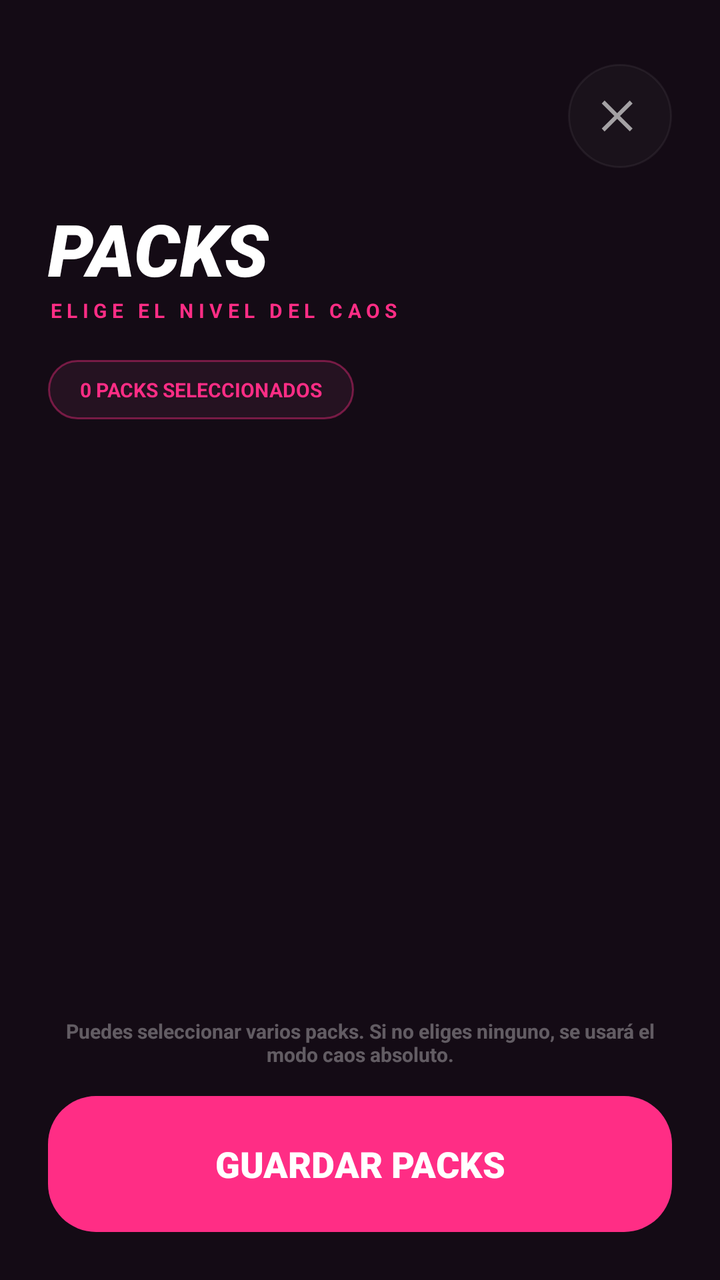
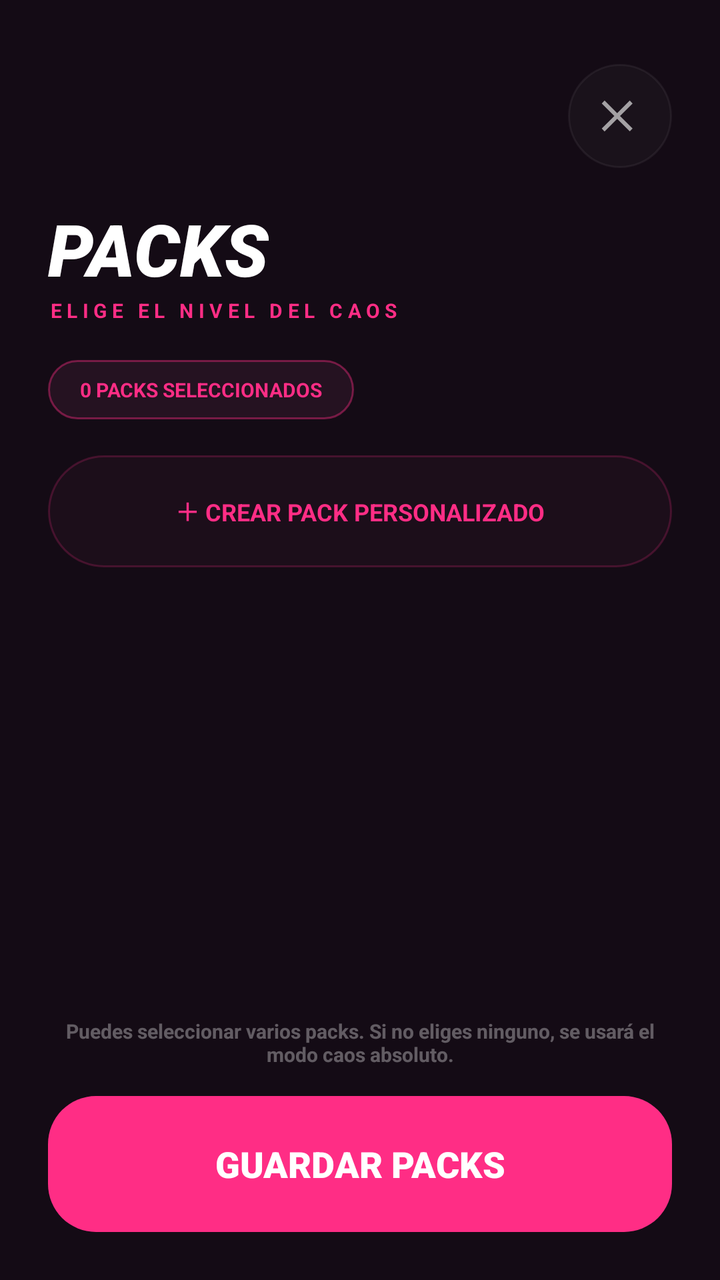

The first picture is an Android layout as it rendered before a commit; the second is the same layout after the commit. The layout source and the unified diff follow.
<!-- AndroidManifest.xml: application theme Theme.TragoMaestro -->
<!-- res/layout/fragment_question_packs.xml -->
<?xml version="1.0" encoding="utf-8"?>
<layout xmlns:android="http://schemas.android.com/apk/res/android"
    xmlns:app="http://schemas.android.com/apk/res-auto">

    <RelativeLayout
        android:layout_width="match_parent"
        android:layout_height="match_parent"
        android:background="@color/tm_background"
        android:paddingStart="24dp"
        android:paddingTop="32dp"
        android:paddingEnd="24dp"
        android:paddingBottom="24dp">

        <ImageButton
            android:id="@+id/btnClosePacks"
            android:layout_width="52dp"
            android:layout_height="52dp"
            android:layout_alignParentTop="true"
            android:layout_alignParentEnd="true"
            android:alpha="0.6"
            android:background="@drawable/bg_home_social_circle"
            android:contentDescription="@string/cd_close"
            android:padding="14dp"
            android:src="@drawable/ic_close"
            app:tint="@android:color/white" />

        <LinearLayout
            android:id="@+id/packsHeader"
            android:layout_width="match_parent"
            android:layout_height="wrap_content"
            android:layout_marginTop="68dp"
            android:orientation="vertical">

            <TextView
                android:layout_width="wrap_content"
                android:layout_height="wrap_content"
                android:text="PACKS"
                android:textAllCaps="true"
                android:textColor="@android:color/white"
                android:textSize="36sp"
                android:textStyle="bold|italic"
                android:fontFamily="sans-serif-black" />

            <TextView
                android:layout_width="wrap_content"
                android:layout_height="wrap_content"
                android:letterSpacing="0.25"
                android:text="@string/packs_subtitle"
                android:textAllCaps="true"
                android:textColor="@color/tm_pink"
                android:textSize="10sp"
                android:textStyle="bold" />

            <TextView
                android:id="@+id/tvSelectedPacksCount"
                android:layout_width="wrap_content"
                android:layout_height="wrap_content"
                android:layout_marginTop="18dp"
                android:background="@drawable/bg_game_player_badge"
                android:paddingStart="16dp"
                android:paddingTop="8dp"
                android:paddingEnd="16dp"
                android:paddingBottom="8dp"
                android:text="@string/packs_selected_count_zero"
                android:textColor="@color/tm_pink"
                android:textSize="10sp"
                android:textStyle="bold" />
        </LinearLayout>

        <androidx.recyclerview.widget.RecyclerView
            android:id="@+id/rvQuestionPacks"
            android:layout_width="match_parent"
            android:layout_height="0dp"
            android:layout_below="@id/packsHeader"
            android:layout_above="@id/tvPacksHint"
            android:layout_marginTop="28dp"
            android:clipToPadding="false"
            android:paddingBottom="16dp" />

        <TextView
            android:id="@+id/tvPacksHint"
            android:layout_width="match_parent"
            android:layout_height="wrap_content"
            android:layout_above="@id/btnSavePacks"
            android:layout_marginBottom="14dp"
            android:gravity="center"
            android:text="@string/packs_description"
            android:textColor="#55FFFFFF"
            android:textSize="10sp"
            android:textStyle="bold" />

        <TextView
            android:id="@+id/btnSavePacks"
            android:layout_width="match_parent"
            android:layout_height="68dp"
            android:layout_alignParentBottom="true"
            android:background="@drawable/bg_game_confirm_button"
            android:clickable="true"
            android:focusable="true"
            android:foreground="?attr/selectableItemBackground"
            android:gravity="center"
            android:text="@string/packs_save_button"
            android:textAllCaps="true"
            android:textColor="@android:color/white"
            android:textSize="18sp"
            android:textStyle="bold"
            android:fontFamily="sans-serif-black" />

    </RelativeLayout>
</layout>
<!-- resources referenced by this layout -->
<resources>
  <color name="tm_background">#140B15</color>
  <color name="tm_pink">#FF2D85</color>
  <!-- drawable bg_game_confirm_button (drawable) -->
  <?xml version="1.0" encoding="utf-8"?>
  <shape xmlns:android="http://schemas.android.com/apk/res/android">
      <solid android:color="@color/tm_pink" />
      <corners android:radius="24dp" />
  </shape>
  <!-- drawable bg_game_player_badge (drawable) -->
  <?xml version="1.0" encoding="utf-8"?>
  <shape xmlns:android="http://schemas.android.com/apk/res/android">
      <solid android:color="#251221" />
      <corners android:radius="999dp" />
      <stroke
          android:width="1dp"
          android:color="#66FF2D85" />
  </shape>
  <!-- drawable bg_home_social_circle (drawable) -->
  <?xml version="1.0" encoding="utf-8"?>
  <ripple xmlns:android="http://schemas.android.com/apk/res/android"
      android:color="#22FFFFFF">
      <item>
          <shape android:shape="oval">
              <solid android:color="#0DFFFFFF" />
              <stroke
                  android:width="1dp"
                  android:color="#1AFFFFFF" />
          </shape>
      </item>
  </ripple>
  <!-- drawable ic_close (drawable) -->
  <vector xmlns:android="http://schemas.android.com/apk/res/android"
      android:width="24dp"
      android:height="24dp"
      android:viewportWidth="24"
      android:viewportHeight="24">
      <path
          android:fillColor="#FFFFFFFF"
          android:pathData="M18.3,5.71 12,12l6.3,6.29 -1.41,1.41L10.59,13.41 4.29,19.71 2.88,18.29 9.17,12 2.88,5.71 4.29,4.29 10.59,10.59 16.88,4.29z" />
  </vector>
  <string name="cd_close">Cerrar</string>
  <string name="packs_description">Puedes seleccionar varios packs. Si no eliges ninguno, se usará el modo caos absoluto.</string>
  <string name="packs_save_button">GUARDAR PACKS</string>
  <string name="packs_selected_count_zero">0 PACKS SELECCIONADOS</string>
  <string name="packs_subtitle">ELIGE EL NIVEL DEL CAOS</string>
  <style name="Theme.TragoMaestro" parent="Theme.MaterialComponents.DayNight.NoActionBar">
          <item name="colorPrimary">@color/tm_pink</item>
          <item name="colorPrimaryVariant">@color/tm_background</item>
          <item name="colorOnPrimary">@android:color/white</item>
  
          <item name="colorSecondary">@color/tm_pink</item>
          <item name="colorSecondaryVariant">@color/tm_pink</item>
          <item name="colorOnSecondary">@android:color/white</item>
  
          <item name="android:statusBarColor">@android:color/transparent</item>
          <item name="android:navigationBarColor">@color/tm_background</item>
      </style>
</resources>

<!-- the commit's change to res/layout/fragment_question_packs.xml (unified diff, before → after) -->
@@ -34,7 +34,7 @@
             <TextView
                 android:layout_width="wrap_content"
                 android:layout_height="wrap_content"
-                android:text="PACKS"
+                android:text="@string/packs_title"
                 android:textAllCaps="true"
                 android:textColor="@android:color/white"
                 android:textSize="36sp"
@@ -61,19 +61,36 @@
                 android:paddingTop="8dp"
                 android:paddingEnd="16dp"
                 android:paddingBottom="8dp"
-                android:text="@string/packs_selected_count_zero"
+                android:text="@string/packs_selected_count_placeholder"
                 android:textColor="@color/tm_pink"
                 android:textSize="10sp"
                 android:textStyle="bold" />
         </LinearLayout>
 
+        <TextView
+            android:id="@+id/btnCreateCustomPack"
+            android:layout_width="match_parent"
+            android:layout_height="56dp"
+            android:layout_below="@id/packsHeader"
+            android:layout_marginTop="18dp"
+            android:background="@drawable/bg_players_pack_button"
+            android:clickable="true"
+            android:focusable="true"
+            android:foreground="?attr/selectableItemBackground"
+            android:gravity="center"
+            android:text="@string/packs_create_custom"
+            android:textAllCaps="true"
+            android:textColor="@color/tm_pink"
+            android:textSize="12sp"
+            android:textStyle="bold" />
+
         <androidx.recyclerview.widget.RecyclerView
             android:id="@+id/rvQuestionPacks"
             android:layout_width="match_parent"
             android:layout_height="0dp"
-            android:layout_below="@id/packsHeader"
+            android:layout_below="@id/btnCreateCustomPack"
             android:layout_above="@id/tvPacksHint"
-            android:layout_marginTop="28dp"
+            android:layout_marginTop="22dp"
             android:clipToPadding="false"
             android:paddingBottom="16dp" />
 
@@ -84,7 +101,7 @@
             android:layout_above="@id/btnSavePacks"
             android:layout_marginBottom="14dp"
             android:gravity="center"
-            android:text="@string/packs_description"
+            android:text="@string/packs_hint"
             android:textColor="#55FFFFFF"
             android:textSize="10sp"
             android:textStyle="bold" />
@@ -99,7 +116,7 @@
             android:focusable="true"
             android:foreground="?attr/selectableItemBackground"
             android:gravity="center"
-            android:text="@string/packs_save_button"
+            android:text="@string/packs_save"
             android:textAllCaps="true"
             android:textColor="@android:color/white"
             android:textSize="18sp"
<!-- resource entries referenced after the edit -->
@@ -30,6 +30,15 @@
           </shape>
       </item>
   </ripple>
+  <!-- drawable bg_players_pack_button (drawable) -->
+  <?xml version="1.0" encoding="utf-8"?>
+  <shape xmlns:android="http://schemas.android.com/apk/res/android">
+      <solid android:color="#80251221" />
+      <stroke
+          android:width="1dp"
+          android:color="#33FF2D85" />
+      <corners android:radius="999dp" />
+  </shape>
   <!-- drawable ic_close (drawable) -->
   <vector xmlns:android="http://schemas.android.com/apk/res/android"
       android:width="24dp"
@@ -41,10 +50,12 @@
           android:pathData="M18.3,5.71 12,12l6.3,6.29 -1.41,1.41L10.59,13.41 4.29,19.71 2.88,18.29 9.17,12 2.88,5.71 4.29,4.29 10.59,10.59 16.88,4.29z" />
   </vector>
   <string name="cd_close">Cerrar</string>
-  <string name="packs_description">Puedes seleccionar varios packs. Si no eliges ninguno, se usará el modo caos absoluto.</string>
-  <string name="packs_save_button">GUARDAR PACKS</string>
-  <string name="packs_selected_count_zero">0 PACKS SELECCIONADOS</string>
+  <string name="packs_create_custom">＋ CREAR PACK PERSONALIZADO</string>
+  <string name="packs_hint">Puedes seleccionar varios packs. Si no eliges ninguno, se usará el modo caos absoluto.</string>
+  <string name="packs_save">GUARDAR PACKS</string>
+  <string name="packs_selected_count_placeholder">0 PACKS SELECCIONADOS</string>
   <string name="packs_subtitle">ELIGE EL NIVEL DEL CAOS</string>
+  <string name="packs_title">PACKS</string>
   <style name="Theme.TragoMaestro" parent="Theme.MaterialComponents.DayNight.NoActionBar">
           <item name="colorPrimary">@color/tm_pink</item>
           <item name="colorPrimaryVariant">@color/tm_background</item>
